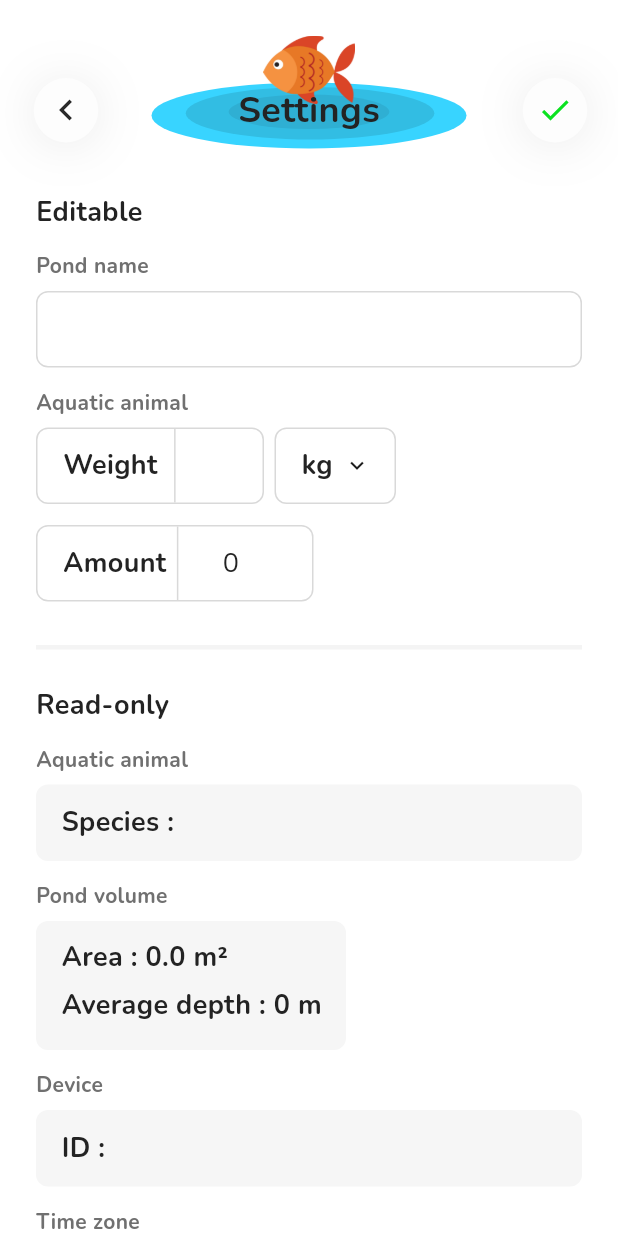
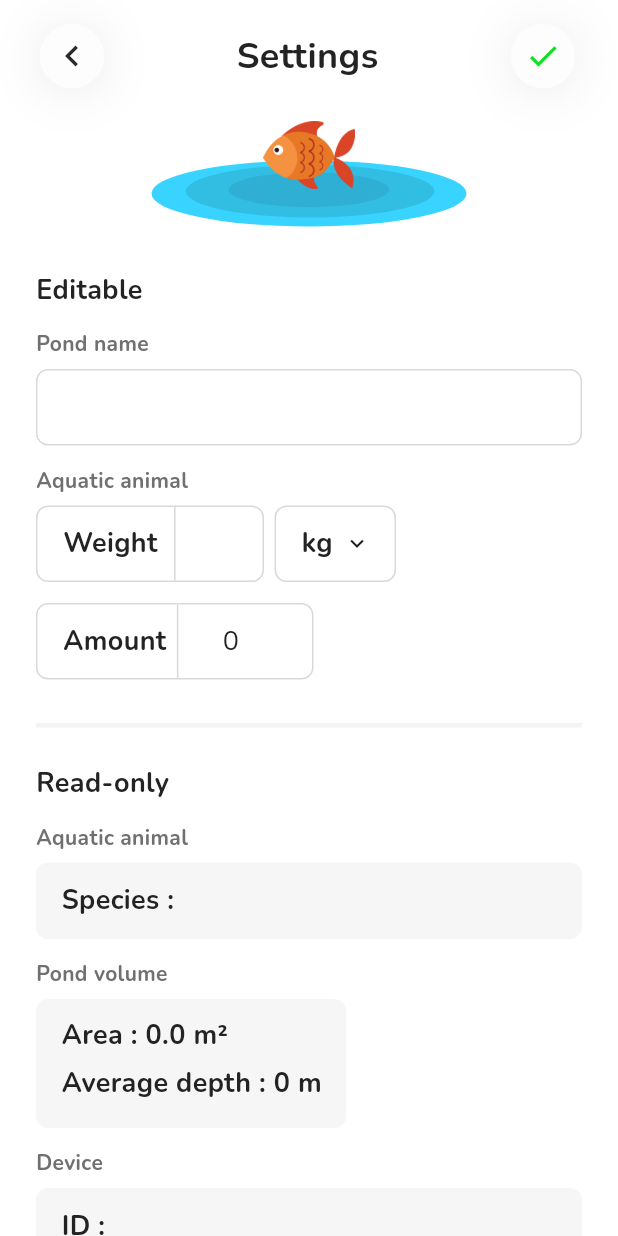
Before and after one commit to Techapon/Aquanoph_App, a Flutter app: the PondSettingPage screen opened directly with empty values, on a phone screen of 412 x 824 dp. Run offline on Flutter 3.47's test engine with Material 3 defaults, Android fonts, the phone set to English and light mode, and no system bars; our stand-ins replace flutter_dotenv, supabase_flutter; accounts and stored records are empty.

Commit message:
ui: settings header split into parts — nav row, then fish-on-pond below
Figma stacks fish+ellipse+title overlapping; user wants them separated:
back | Settings | check in one row (nothing crosses the title), pond
ellipse + fish as a standalone decoration 14px under it.

Co-Authored-By: Claude Code <noreply@anthropic.com>

```diff
--- a/lib/features/pond/presentation/pages/pond_setting_page.dart
+++ b/lib/features/pond/presentation/pages/pond_setting_page.dart
@@ -183,32 +183,37 @@ class _PondSettingPageState extends State<PondSettingPage> {
       );
 }
 
-/// Nested blue ellipses + fish photo + "Settings", flanked by back & save circles.
+/// Header as SEPARATE parts (user pick 2026-11-13): nav row (back | "Settings" | check-save),
+/// then fish-on-pond decoration below — nothing overlaps the title.
 class _LogoHeader extends StatelessWidget {
   final VoidCallback save;
   const _LogoHeader({required this.save});
 
   @override
   Widget build(BuildContext context) {
-    return SizedBox(
-      width: double.infinity, // without this the Stack hugs the 61px fish and everything piles left
-      height: 83, // design band 150..233: fish 0..61, badge 39..83, circles 36..79
-      child: Stack(
-        clipBehavior: Clip.none,
-        alignment: Alignment.topCenter,
-        children: [
-          // badge: exact ellipses from figma/decorate/pond.svg (210×44, cx105)
-          const Positioned(top: 39, child: CustomPaint(size: Size(210, 44), painter: _BadgePainter())),
-          // fish photo sits above/on the badge (design 150..211 vs badge 189..233)
-          Image.asset('assets/images/fish.png', width: 61, height: 61),
-          const Positioned(
-            top: 41,
-            child: Text('Settings', style: TextStyle(fontFamily: AppFonts.heading, fontWeight: FontWeight.w700, fontSize: 24, height: 33 / 24, color: AppColors.textPrimary)),
+    return Column(
+      children: [
+        Row(
+          children: [
+            const Padding(padding: EdgeInsets.only(left: 2), child: _CircleButton(icon: Icons.chevron_left)),
+            const Expanded(child: Center(child: Text('Settings', style: TextStyle(fontFamily: AppFonts.heading, fontWeight: FontWeight.w700, fontSize: 24, height: 33 / 24, color: AppColors.textPrimary)))),
+            Padding(padding: const EdgeInsets.only(right: 4), child: _CircleButton(icon: Icons.check, iconColor: const Color(0xFF0BE220), onTap: save)),
+          ],
+        ),
+        const SizedBox(height: 14),
+        // pond ellipse (210×44 from figma/decorate/pond.svg) with the fish sitting on it
+        const SizedBox(
+          width: double.infinity,
+          height: 78,
+          child: Stack(
+            alignment: Alignment.topCenter,
+            children: [
+              Positioned(top: 34, child: CustomPaint(size: Size(210, 44), painter: _BadgePainter())),
+              Image(image: AssetImage('assets/images/fish.png'), width: 61, height: 61),
+            ],
           ),
-          const Positioned(top: 36, left: -2, child: _CircleButton(icon: Icons.chevron_left)),
-          Positioned(top: 36, right: -4, child: _CircleButton(icon: Icons.check, iconColor: const Color(0xFF0BE220), onTap: save)),
-        ],
-      ),
+        ),
+      ],
     );
   }
 }
```
